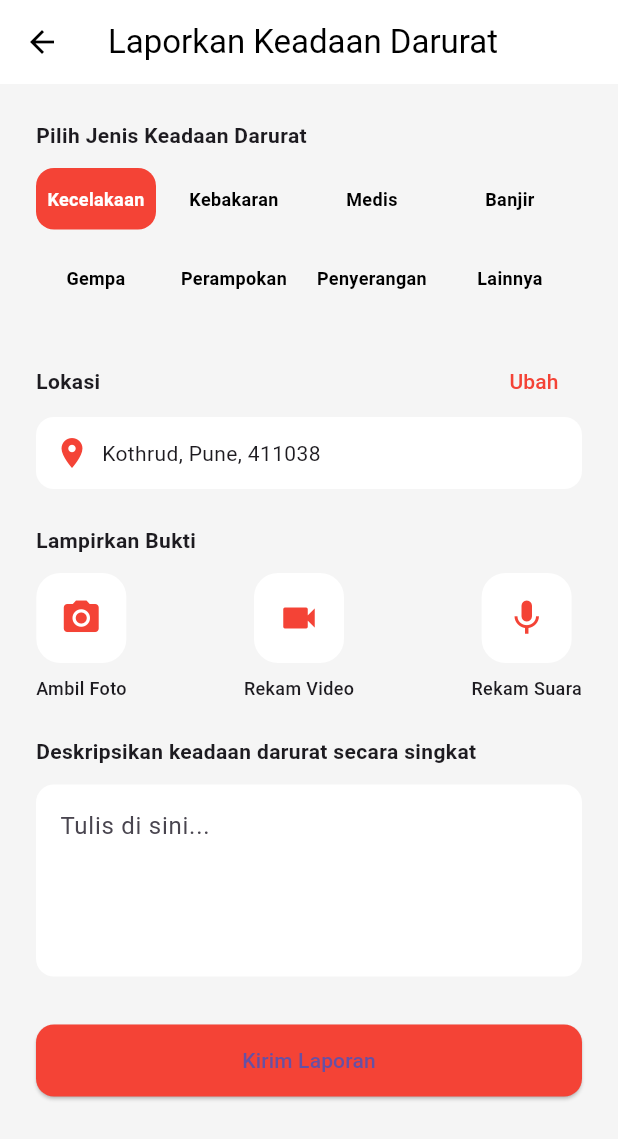
After one commit to Thobiq/sigap_pa_pbm-responden, a Flutter app: the ReportEmergencyView screen opened directly, on a phone screen of 412 x 824 dp. The commit adds this screen. Shown: the top 1139 px of the screen. Run offline on Flutter 3.47's test engine with Material 3 defaults, Android fonts, the light colour scheme and no system bars.

Commit message:
Initial commit for Emergency App UI

```diff
--- a/lib/core/routing/app_router.dart
+++ b/lib/core/routing/app_router.dart
@@ -1,6 +1,7 @@
 import 'package:flutter/material.dart';
 import '../../features/authentication/view/login_view.dart';
 import '../../features/authentication/view/register_view.dart';
+
 
 class AppRouter {
   static const String loginRoute = '/';
--- /dev/null
+++ b/lib/features/authentication/view/report_emergency_view.dart
@@ -0,0 +1,155 @@
+// Lokasi file: lib/features/sos/view/report_emergency_view.dart
+
+import 'package:flutter/material.dart';
+
+class ReportEmergencyView extends StatefulWidget {
+  const ReportEmergencyView({super.key});
+
+  @override
+  State<ReportEmergencyView> createState() => _ReportEmergencyViewState();
+}
+
+class _ReportEmergencyViewState extends State<ReportEmergencyView> {
+  String selectedType = 'Kecelakaan';
+  final List<String> types = [
+    'Kecelakaan', 'Kebakaran', 'Medis', 'Banjir', 'Gempa', 'Perampokan', 'Penyerangan', 'Lainnya'
+  ];
+
+  @override
+  Widget build(BuildContext context) {
+    return Scaffold(
+      appBar: AppBar(
+        backgroundColor: Colors.white,
+        elevation: 0,
+        foregroundColor: Colors.black,
+        title: const Text("Laporkan Keadaan Darurat"),
+      ),
+      body: SingleChildScrollView(
+        padding: const EdgeInsets.all(24.0),
+        child: Column(
+          crossAxisAlignment: CrossAxisAlignment.start,
+          children: [
+            const Text("Pilih Jenis Keadaan Darurat", style: TextStyle(fontWeight: FontWeight.bold)),
+            const SizedBox(height: 12),
+            Wrap(
+              spacing: 12,
+              runSpacing: 12,
+              children: types.map((type) {
+                final bool isSelected = selectedType == type;
+                return GestureDetector(
+                  onTap: () => setState(() => selectedType = type),
+                  child: Container(
+                    width: 80,
+                    padding: const EdgeInsets.symmetric(vertical: 12),
+                    decoration: BoxDecoration(
+                      color: isSelected ? Colors.red : Colors.grey.shade100,
+                      borderRadius: BorderRadius.circular(12),
+                    ),
+                    child: Center(
+                      child: Text(
+                        type,
+                        style: TextStyle(
+                          color: isSelected ? Colors.white : Colors.black,
+                          fontWeight: FontWeight.bold,
+                          fontSize: 12,
+                        ),
+                        textAlign: TextAlign.center,
+                      ),
+                    ),
+                  ),
+                );
+              }).toList(),
+            ),
+            const SizedBox(height: 24),
+            Row(
+              mainAxisAlignment: MainAxisAlignment.spaceBetween,
+              children: [
+                const Text("Lokasi", style: TextStyle(fontWeight: FontWeight.bold)),
+                TextButton(
+                  onPressed: () {},
+                  child: const Text("Ubah", style: TextStyle(color: Colors.red)),
+                )
+              ],
+            ),
+            Container(
+              width: double.infinity,
+              padding: const EdgeInsets.all(12),
+              decoration: BoxDecoration(
+                color: Colors.white,
+                borderRadius: BorderRadius.circular(12),
+              ),
+              child: const Row(
+                children: [
+                  Icon(Icons.location_on, color: Colors.red),
+                  SizedBox(width: 8),
+                  Expanded(
+                    child: Text("Kothrud, Pune, 411038")
+                  )
+                ],
+              ),
+            ),
+            const SizedBox(height: 24),
+            const Text("Lampirkan Bukti", style: TextStyle(fontWeight: FontWeight.bold)),
+            const SizedBox(height: 12),
+            Row(
+              mainAxisAlignment: MainAxisAlignment.spaceBetween,
+              children: [
+                _proofTile(Icons.camera_alt, "Ambil Foto"),
+                _proofTile(Icons.videocam, "Rekam Video"),
+                _proofTile(Icons.mic, "Rekam Suara"),
+              ],
+            ),
+            const SizedBox(height: 24),
+            const Text("Deskripsikan keadaan darurat secara singkat", style: TextStyle(fontWeight: FontWeight.bold)),
+            const SizedBox(height: 12),
+            TextFormField(
+              maxLines: 4,
+              decoration: InputDecoration(
+                filled: true,
+                fillColor: Colors.white,
+                hintText: "Tulis di sini...",
+                border: OutlineInputBorder(
+                  borderRadius: BorderRadius.circular(12),
+                  borderSide: BorderSide.none,
+                ),
+              ),
+            ),
+            const SizedBox(height: 32),
+            SizedBox(
+              width: double.infinity,
+              height: 48,
+              child: ElevatedButton(
+                style: ElevatedButton.styleFrom(
+                  backgroundColor: Colors.red,
+                  shape: RoundedRectangleBorder(
+                    borderRadius: BorderRadius.circular(12),
+                  ),
+                ),
+                onPressed: () {},
+                child: const Text("Kirim Laporan"),
+              ),
+            )
+          ],
+        ),
+      ),
+      backgroundColor: Colors.grey.shade100,
+    );
+  }
+
+  Widget _proofTile(IconData icon, String label) {
+    return Column(
+      children: [
+        Container(
+          padding: const EdgeInsets.all(16),
+          decoration: BoxDecoration(
+            borderRadius: BorderRadius.circular(16),
+            color: Colors.white,
+          ),
+          child: Icon(icon, color: Colors.red, size: 28),
+        ),
+        const SizedBox(height: 8),
+        Text(label, style: const TextStyle(fontSize: 12, fontWeight: FontWeight.w500))
+      ],
+    );
+  }
+}
```
Also changed, not shown: lib/features/authentication/view/emergency_history_view.dart (added, +125 -0 lines), lib/features/authentication/view/home_view.dart (added, +106 -0 lines), lib/features/authentication/view/profile_view.dart (added, +65 -0 lines), lib/main.dart (line endings or trailing spaces).
